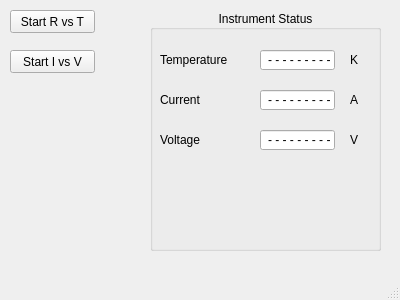
Old version of the form mainwindow.ui in the repository Qt-Widgets/conductivity.
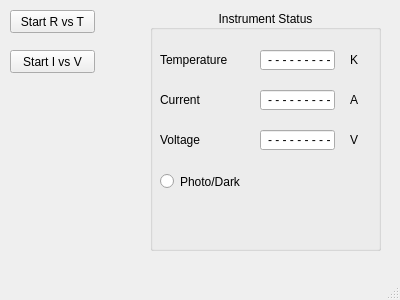
New version of the form.

The edit to the form file:
```diff
--- a/mainwindow.ui
+++ b/mainwindow.ui
@@ -193,6 +193,19 @@
       <string>Voltage</string>
      </property>
     </widget>
+    <widget class="QRadioButton" name="photoButton">
+     <property name="geometry">
+      <rect>
+       <x>10</x>
+       <y>160</y>
+       <width>112</width>
+       <height>23</height>
+      </rect>
+     </property>
+     <property name="text">
+      <string>Photo/Dark</string>
+     </property>
+    </widget>
    </widget>
   </widget>
   <widget class="QStatusBar" name="statusBar"/>
```
